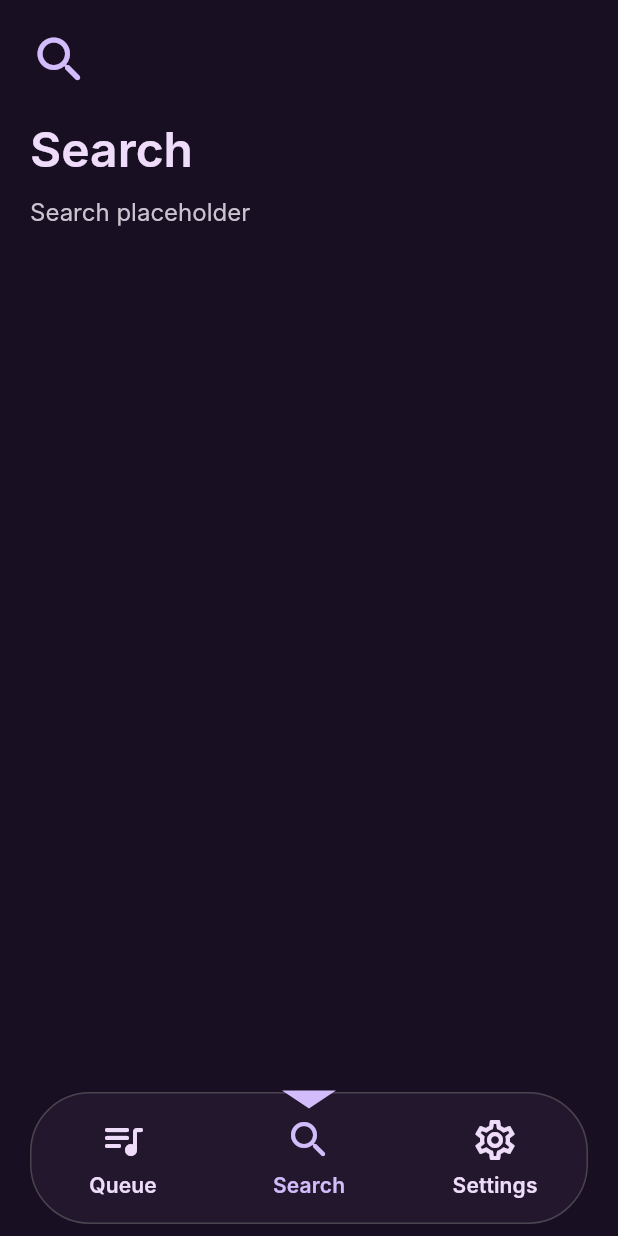
After one commit to RugeFX/mogusync, a Flutter app: the SearchPage screen opened by its route, on a phone screen of 412 x 824 dp. The commit adds this screen. Run offline on Flutter 3.47's test engine with Material 3 defaults, Android fonts, the phone set to English and light mode, and no system bars; our stand-ins replace flutter_svg, go_router; Roboto replaces fonts that are missing (Inter).

Commit message:
feat: add base navigation and boilerplate for some screens

```diff
--- /dev/null
+++ b/lib/core/navigation/app_shell.dart
@@ -0,0 +1,28 @@
+import 'package:flutter/material.dart';
+import 'package:go_router/go_router.dart';
+
+import 'mogusync_tab_bar.dart';
+
+class AppShell extends StatelessWidget {
+  const AppShell({super.key, required this.navigationShell});
+
+  final StatefulNavigationShell navigationShell;
+
+  @override
+  Widget build(BuildContext context) {
+    return Scaffold(
+      body: navigationShell,
+      bottomNavigationBar: MogusyncTabBar(
+        currentIndex: navigationShell.currentIndex,
+        onTap: _onTap,
+      ),
+    );
+  }
+
+  void _onTap(int index) {
+    navigationShell.goBranch(
+      index,
+      initialLocation: index == navigationShell.currentIndex,
+    );
+  }
+}
--- /dev/null
+++ b/lib/core/navigation/mogusync_tab_bar.dart
@@ -0,0 +1,170 @@
+import 'package:flutter/material.dart';
+
+import '../theme/app_tokens.dart';
+
+class MogusyncTabBar extends StatelessWidget {
+  const MogusyncTabBar({
+    super.key,
+    required this.currentIndex,
+    required this.onTap,
+  });
+
+  final int currentIndex;
+  final ValueChanged<int> onTap;
+
+  static const _items = [
+    _MogusyncTabItem(icon: Icons.queue_music_rounded, label: 'Queue'),
+    _MogusyncTabItem(icon: Icons.search_rounded, label: 'Search'),
+    _MogusyncTabItem(icon: Icons.settings_outlined, label: 'Settings'),
+  ];
+
+  @override
+  Widget build(BuildContext context) {
+    final colorScheme = Theme.of(context).colorScheme;
+
+    return SafeArea(
+      top: false,
+      child: Padding(
+        padding: const EdgeInsets.fromLTRB(
+          AppCoreTokens.marginMobile,
+          0,
+          AppCoreTokens.marginMobile,
+          AppCoreTokens.base,
+        ),
+        child: LayoutBuilder(
+          builder: (context, constraints) {
+            final itemWidth = constraints.maxWidth / _items.length;
+
+            return SizedBox(
+              height: 88,
+              child: Stack(
+                clipBehavior: Clip.none,
+                children: [
+                  Positioned.fill(
+                    child: DecoratedBox(
+                      decoration: BoxDecoration(
+                        color: colorScheme.surfaceContainerLow,
+                        borderRadius: BorderRadius.circular(AppCoreTokens.lg),
+                        border: Border.all(color: colorScheme.outlineVariant),
+                      ),
+                    ),
+                  ),
+                  AnimatedPositioned(
+                    top: -1,
+                    left: itemWidth * currentIndex + itemWidth / 2 - 18,
+                    duration: const Duration(milliseconds: 220),
+                    curve: Curves.easeOutCubic,
+                    child: _TabPointer(color: colorScheme.primary),
+                  ),
+                  Row(
+                    children: [
+                      for (var index = 0; index < _items.length; index += 1)
+                        Expanded(
+                          child: _TabButton(
+                            item: _items[index],
+                            selected: currentIndex == index,
+                            onTap: () => onTap(index),
+                          ),
+                        ),
+                    ],
+                  ),
+                ],
+              ),
+            );
+          },
+        ),
+      ),
+    );
+  }
+}
+
+class _TabButton extends StatelessWidget {
+  const _TabButton({
+    required this.item,
+    required this.selected,
+    required this.onTap,
+  });
+
+  final _MogusyncTabItem item;
+  final bool selected;
+  final VoidCallback onTap;
+
+  @override
+  Widget build(BuildContext context) {
+    final colorScheme = Theme.of(context).colorScheme;
+    final foreground = selected ? colorScheme.primary : colorScheme.onSurface;
+
+    return Semantics(
+      selected: selected,
+      button: true,
+      child: InkResponse(
+        onTap: onTap,
+        radius: 36,
+        containedInkWell: false,
+        child: SizedBox.expand(
+          child: Column(
+            mainAxisAlignment: MainAxisAlignment.center,
+            children: [
+              Icon(item.icon, size: 32, color: foreground),
+              const SizedBox(height: AppCoreTokens.xs),
+              Text(
+                item.label,
+                maxLines: 1,
+                overflow: TextOverflow.ellipsis,
+                style: AppTypography.labelLg.copyWith(color: foreground),
+              ),
+            ],
+          ),
+        ),
+      ),
+    );
+  }
+}
+
+class _TabPointer extends StatelessWidget {
+  const _TabPointer({required this.color});
+
+  final Color color;
+
+  @override
+  Widget build(BuildContext context) {
+    return CustomPaint(
+      size: const Size(36, 12),
+      painter: _TabPointerPainter(color),
+    );
+  }
+}
+
+class _TabPointerPainter extends CustomPainter {
+  const _TabPointerPainter(this.color);
+
+  final Color color;
+
+  @override
+  void paint(Canvas canvas, Size size) {
+    final path = Path()
+      ..moveTo(0, 0)
+      ..lineTo(size.width, 0)
+      ..lineTo(size.width / 2, size.height)
+      ..close();
+
+    canvas.drawPath(
+      path,
+      Paint()
+        ..color = color
+        ..style = PaintingStyle.fill,
+    );
+  }
+
+  @override
+  bool shouldRepaint(covariant _TabPointerPainter oldDelegate) {
+    return oldDelegate.color != color;
+  }
+}
+
+class _MogusyncTabItem {
+  const _MogusyncTabItem({required this.icon, required this.label});
+
+  final IconData icon;
+  final String label;
+}
--- a/lib/core/router/app_router.dart
+++ b/lib/core/router/app_router.dart
@@ -1,6 +1,9 @@
 import 'package:go_router/go_router.dart';
 
-import '../../features/home/home_page.dart';
+import '../../features/queue/queue_page.dart';
+import '../../features/search/search_page.dart';
+import '../../features/settings/settings_page.dart';
+import '../navigation/app_shell.dart';
 import '../../features/login/login_mode.dart';
 import '../../features/login/login_page.dart';
 import 'app_routes.dart';
@@ -13,14 +16,45 @@ final appRouter = GoRouter(
       builder: (context, state) {
         return LoginPage(
           mode: LoginMode.credentials,
-          onCredentialsLogin: (_) => context.go(AppRoutes.home),
-          onDiscordLogin: () => context.go(AppRoutes.home),
+          onCredentialsLogin: (_) => context.go(AppRoutes.queue),
+          onDiscordLogin: () => context.go(AppRoutes.queue),
         );
       },
     ),
     GoRoute(
       path: AppRoutes.home,
-      builder: (context, state) => const HomePage(),
+      redirect: (context, state) => AppRoutes.queue,
+    ),
+    StatefulShellRoute.indexedStack(
+      builder: (context, state, navigationShell) {
+        return AppShell(navigationShell: navigationShell);
+      },
+      branches: [
+        StatefulShellBranch(
+          routes: [
+            GoRoute(
+              path: AppRoutes.queue,
+              builder: (context, state) => const QueuePage(),
+            ),
+          ],
+        ),
+        StatefulShellBranch(
+          routes: [
+            GoRoute(
+              path: AppRoutes.search,
+              builder: (context, state) => const SearchPage(),
+            ),
+          ],
+        ),
+        StatefulShellBranch(
+          routes: [
+            GoRoute(
+              path: AppRoutes.settings,
+              builder: (context, state) => const SettingsPage(),
+            ),
+          ],
+        ),
+      ],
     ),
   ],
 );
--- a/lib/core/router/app_routes.dart
+++ b/lib/core/router/app_routes.dart
@@ -1,4 +1,7 @@
 abstract final class AppRoutes {
   static const login = '/login';
   static const home = '/home';
+  static const queue = '$home/queue';
+  static const search = '$home/search';
+  static const settings = '$home/settings';
 }
--- /dev/null
+++ b/lib/features/search/search_page.dart
@@ -0,0 +1,42 @@
+import 'package:flutter/material.dart';
+
+import '../../core/theme/app_tokens.dart';
+
+class SearchPage extends StatelessWidget {
+  const SearchPage({super.key});
+
+  @override
+  Widget build(BuildContext context) {
+    final colorScheme = Theme.of(context).colorScheme;
+
+    return SafeArea(
+      child: Padding(
+        padding: const EdgeInsets.all(AppCoreTokens.marginMobile),
+        child: Column(
+          crossAxisAlignment: CrossAxisAlignment.start,
+          children: [
+            Icon(
+              Icons.search_rounded,
+              color: colorScheme.primary,
+              size: AppCoreTokens.lg,
+            ),
+            const SizedBox(height: AppCoreTokens.gutter),
+            Text(
+              'Search',
+              style: AppTypography.headlineLg.copyWith(
+                color: colorScheme.onSurface,
+              ),
+            ),
+            const SizedBox(height: AppCoreTokens.base),
+            Text(
+              'Search placeholder',
+              style: AppTypography.bodyLg.copyWith(
+                color: colorScheme.onSurfaceVariant,
+              ),
+            ),
+          ],
+        ),
+      ),
+    );
+  }
+}
```
Also changed, not shown: lib/features/queue/queue_page.dart (added, +59 -0 lines), lib/features/settings/settings_page.dart (added, +42 -0 lines).
